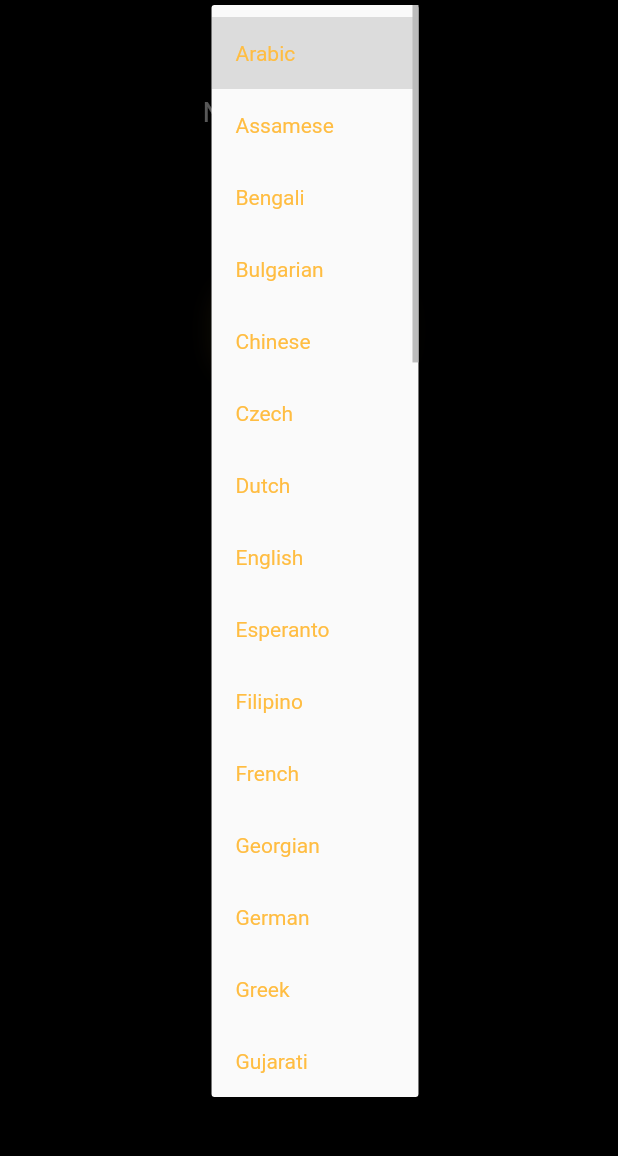
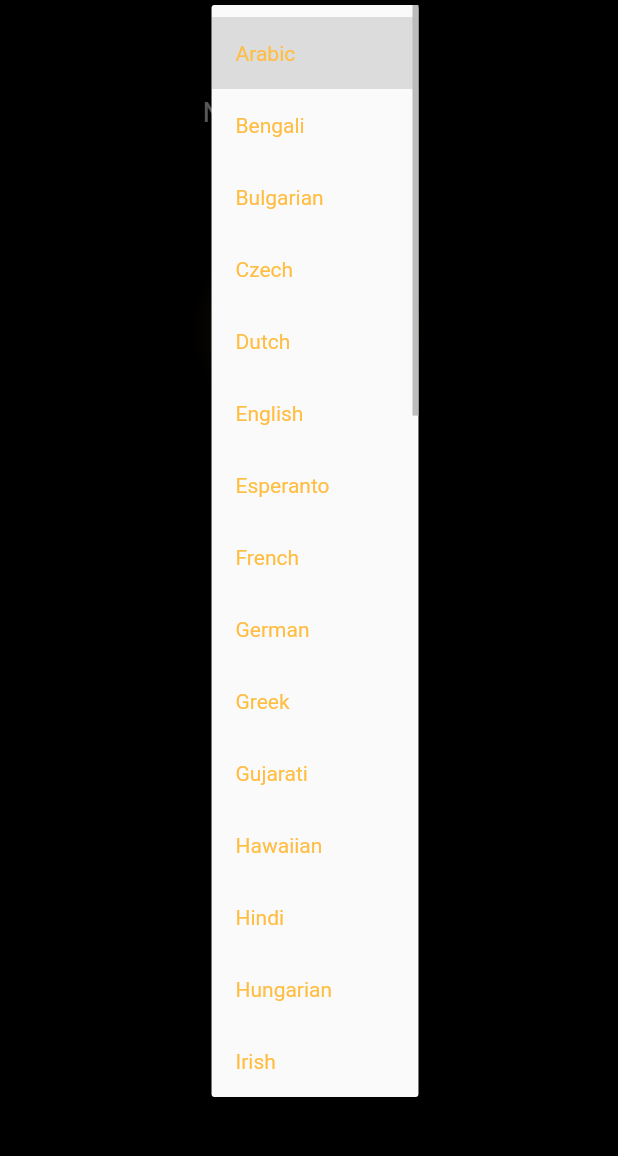
Before and after one commit to the-dev7/readaloud_app, a Flutter app: the TranslatePage screen opened directly with empty values, after a tap on "Arabic", on a phone screen of 412 x 824 dp, the part 67-1223 px from its top. Run offline on Flutter 3.47's test engine with Material 2 defaults, Android fonts, the phone set to English and light mode, and no system bars; our stand-ins replace animated_text_kit, camera, cloud_firestore, firebase_auth, firebase_core, flutter_spinkit and 5 more; missing offline and left inert: google_ml_kit, translator; accounts and stored records are empty; Roboto replaces fonts that are missing (Hubballi-Regular).

Commit message:
Minor improvements + app size reduction by 50%

```diff
--- a/lib/DropDownButtonLang.dart
+++ b/lib/DropDownButtonLang.dart
@@ -1,6 +1,5 @@
 import 'package:flutter/material.dart';
 import 'package:readaloud_app/translate_page.dart';
-import 'package:translator/translator.dart';
 
 class DropdownButtonLang extends StatefulWidget {
   const DropdownButtonLang(String scannedText, {super.key});
@@ -59,6 +58,9 @@ class _TransTextState extends State<TransText> {
 
   String translated_text = "";
 
+  TextEditingController scannedTextController = TextEditingController();
+  String scnTxt = "";
+
   void translate(String text) async
   {
     await translator.translate(widget.scannedText, from: 'en', to: chosenLang).then((output) {
@@ -79,7 +81,7 @@ class _TransTextState extends State<TransText> {
               elevation: 10,
               backgroundColor: Colors.black,
               padding: const EdgeInsets.all(15),
-              side: BorderSide(width: 1, color: Color.fromRGBO(255, 189, 66, 1)),
+              side: const BorderSide(width: 1, color: Color.fromRGBO(255, 189, 66, 1)),
               shape: const RoundedRectangleBorder(
                   borderRadius: BorderRadius.all(Radius.circular(20)),
               ),
@@ -94,11 +96,11 @@ class _TransTextState extends State<TransText> {
                     fontSize: 18.0)),
           ),
         ),
-        SizedBox(height: 50),
+        const SizedBox(height: 50),
 
         Container(
-          height: 100,
-          margin: EdgeInsets.symmetric(vertical: 20, horizontal: 30),
+          height: 250,
+          margin: const EdgeInsets.symmetric(vertical: 20, horizontal: 30),
           child: ListView(
             children: [
               SelectableText(
--- a/lib/homescreen.dart
+++ b/lib/homescreen.dart
@@ -6,7 +6,6 @@ import 'package:flutter/material.dart';
 import 'package:flutter_tts/flutter_tts.dart';
 import 'package:google_ml_kit/google_ml_kit.dart';
 import 'package:image_picker/image_picker.dart';
-import 'package:readaloud_app/DropDownButtonLang.dart';
 import 'package:readaloud_app/provider/sign_in.dart';
 import 'package:readaloud_app/translate_page.dart';
 
@@ -78,7 +77,6 @@ class _MainScreenState extends State<MainScreen> {
   }
 
   // static  TransText txt = TransText(scannedText);
-  static DropdownButtonLang scanTxt = DropdownButtonLang(scannedText);
 
   @override
   Widget build(BuildContext context) {
--- a/lib/login.dart
+++ b/lib/login.dart
@@ -5,7 +5,6 @@ import 'package:readaloud_app/provider/sign_in.dart';
 import 'package:shimmer/shimmer.dart';
 import 'package:animated_text_kit/animated_text_kit.dart';
 import 'package:readaloud_app/loading.dart';
-import 'package:readaloud_app/provider/sign_in.dart';
 
 
 class LoginApp extends StatefulWidget {
@@ -36,7 +35,6 @@ class _LoginAppState extends State<LoginApp> {
   @override
   Widget build(BuildContext context) {
     double height = MediaQuery.of(context).size.height;
-    double width = MediaQuery.of(context).size.width;
 
     /*
     init height conf..
--- a/lib/main.dart
+++ b/lib/main.dart
@@ -1,15 +1,11 @@
 import 'dart:io';
 
 import 'package:camera/camera.dart';
-import 'package:draggable_bottom_sheet/draggable_bottom_sheet.dart';
 import 'package:flutter/material.dart';
-import 'package:google_ml_kit/google_ml_kit.dart';
-import 'package:image_picker/image_picker.dart';
 import 'package:firebase_auth/firebase_auth.dart';
 import 'package:firebase_core/firebase_core.dart';
 import 'package:readaloud_app/homescreen.dart';
 
-import 'homescreen.dart';
 import 'loading.dart';
 import 'login.dart';
 
--- a/lib/translate_page.dart
+++ b/lib/translate_page.dart
@@ -5,17 +5,13 @@ import 'DropDownButtonLang.dart';
 
 List<String> totalLangs = [
   "Arabic",
-  "Assamese",
   "Bengali",
   "Bulgarian",
-  "Chinese ",
   "Czech",
   "Dutch",
   "English",
   "Esperanto",
-  "Filipino",
   "French",
-  "Georgian",
   "German",
   "Greek",
   "Gujarati",
@@ -32,12 +28,10 @@ List<String> totalLangs = [
   "Marathi",
   "Myanmar",
   "Nepali",
-  "Odia",
   "Persian",
   "Polish",
   "Punjabi",
   "Russian",
-  "Sanskrit",
   "Sindhi",
   "Spanish",
   "Swedish",
@@ -54,17 +48,13 @@ List<String> totalLangs = [
 
 var langMap = {
   "Arabic": "ar",
-  "Assamese": "as",
   "Bengali": "bn",
   "Bulgarian": "bg",
-  "Chinese ": "zh-CN",
   "Czech": "cs",
   "Dutch": "nl",
   "English": "en",
   "Esperanto": "eo",
-  "Filipino": "fil",
   "French": "fr",
-  "Georgian": "",
   "German": "ka",
   "Greek": "el",
   "Gujarati": "gu",
@@ -81,12 +71,10 @@ var langMap = {
   "Marathi": "mr",
   "Myanmar": "my",
   "Nepali": "ne",
-  "Odia": "or",
   "Persian": "fa",
   "Polish": "pl",
   "Punjabi": "pa",
   "Russian": "ru",
-  "Sanskrit": "sa",
   "Sindhi": "sd",
   "Spanish": "es",
   "Swedish": "sv",
@@ -139,6 +127,7 @@ class _TranslatePageState extends State<TranslatePage> {
         color: Colors.black,
         height: height,
         width: width,
+        child: SingleChildScrollView(
           child: Column(
             children: [
               const SizedBox(height: 30.0),
@@ -148,8 +137,8 @@ class _TranslatePageState extends State<TranslatePage> {
               // const SizedBox(height: 20.0),
               if (widget.scannedText != "")
                 Container(
-                height: 100,
-                margin: EdgeInsets.symmetric(vertical: 20, horizontal: 30),
+                  height: 250,
+                  margin: const EdgeInsets.symmetric(vertical: 20, horizontal: 30),
                   child: ListView(
                     children: [
                       SelectableText(
@@ -172,9 +161,10 @@ class _TranslatePageState extends State<TranslatePage> {
                         fontSize: 18, color: Colors.white.withOpacity(0.4))),
 
               DropdownButtonLang(widget.scannedText),
-            SizedBox(height: 20),
+              const SizedBox(height: 20),
               TransText(scannedText: widget.scannedText),
             ],
+          ),
         ),
       ),
     );
```
Also changed, not shown: pubspec.lock, 3 other files. Lines whose indentation alone changed are shown as unchanged.
